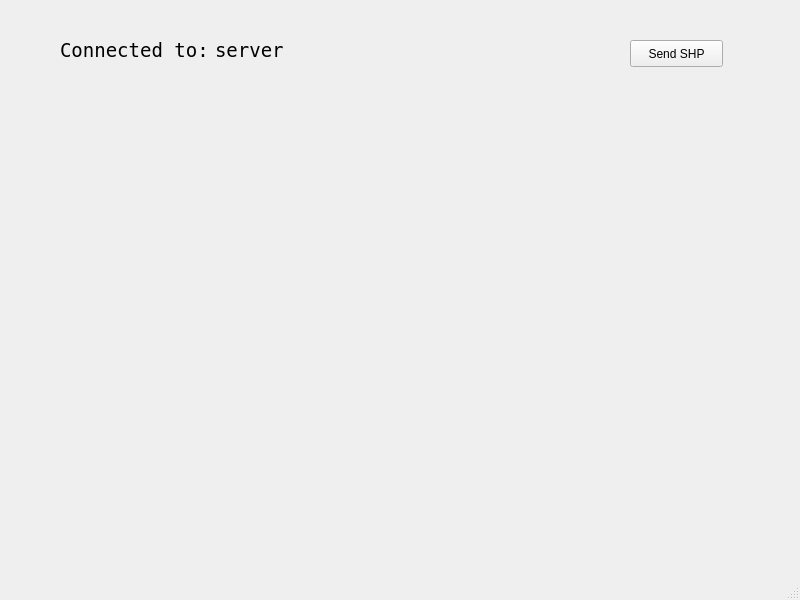
The window that SpatialAnalyserServer/src/client/gui/client_main.ui (BartlomiejGrabowski/SpatialAnalyserServer) describes before a commit, drawn with Qt 5.
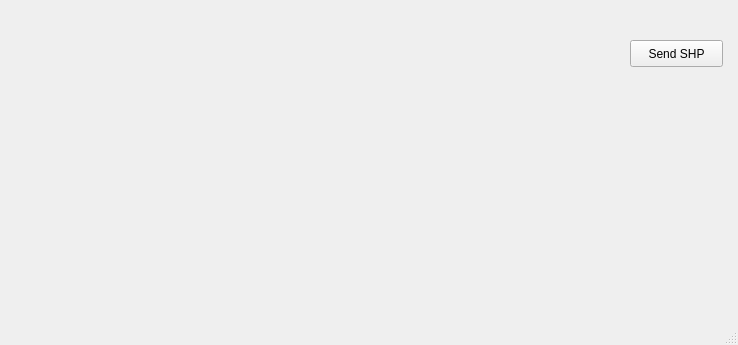
The same window after the commit.

```diff
--- a/SpatialAnalyserServer/src/client/gui/client_main.ui
+++ b/SpatialAnalyserServer/src/client/gui/client_main.ui
@@ -6,8 +6,8 @@
    <rect>
     <x>0</x>
     <y>0</y>
-    <width>800</width>
-    <height>600</height>
+    <width>738</width>
+    <height>345</height>
    </rect>
   </property>
   <property name="windowTitle">
@@ -27,48 +27,6 @@
      <string>Send SHP</string>
     </property>
    </widget>
-   <widget class="QWidget" name="">
-    <property name="geometry">
-     <rect>
-      <x>60</x>
-      <y>20</y>
-      <width>241</width>
-      <height>61</height>
-     </rect>
-    </property>
-    <layout class="QHBoxLayout" name="horizontalLayout">
-     <item>
-      <widget class="QLabel" name="label">
-       <property name="font">
-        <font>
-         <family>Andale Mono</family>
-         <pointsize>14</pointsize>
-        </font>
-       </property>
-       <property name="text">
-        <string>Connected to:</string>
-       </property>
-      </widget>
-     </item>
-     <item>
-      <widget class="QLabel" name="label_server">
-       <property name="font">
-        <font>
-         <family>Andale Mono</family>
-         <pointsize>14</pointsize>
-        </font>
-       </property>
-       <property name="text">
-        <string>server</string>
-       </property>
-      </widget>
-     </item>
-    </layout>
-   </widget>
-   <zorder>send_shp</zorder>
-   <zorder>label</zorder>
-   <zorder>label_server</zorder>
-   <zorder>label</zorder>
   </widget>
   <widget class="QMenuBar" name="menubar">
    <property name="geometry">
```
Left out of the diff: 2 changed lines with no effect on the pictures.
